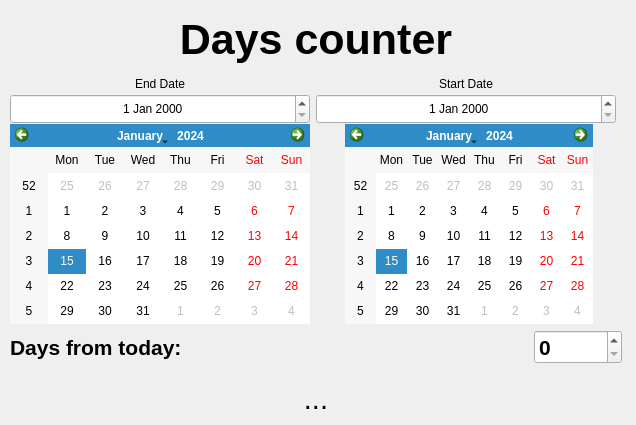
First picture: the form in qounter.ui, repository vicentebolea/qounter, before the edit.
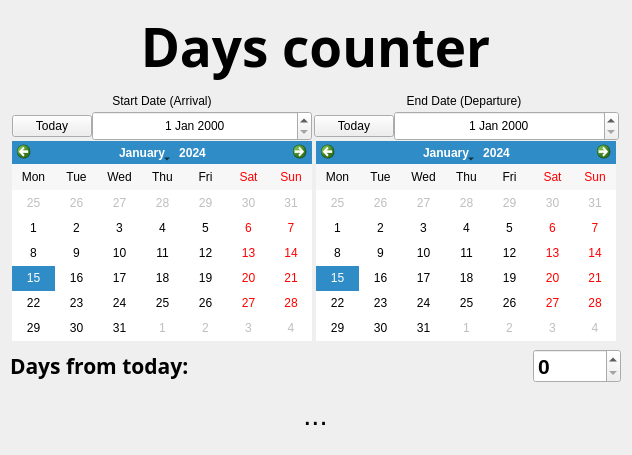
Second picture: the form after the edit.

The edit to the form file:
```diff
--- a/qounter.ui
+++ b/qounter.ui
@@ -6,10 +6,28 @@
    <rect>
     <x>0</x>
     <y>0</y>
-    <width>636</width>
-    <height>425</height>
+    <width>632</width>
+    <height>455</height>
    </rect>
   </property>
+  <property name="sizePolicy">
+   <sizepolicy hsizetype="Fixed" vsizetype="Fixed">
+    <horstretch>0</horstretch>
+    <verstretch>0</verstretch>
+   </sizepolicy>
+  </property>
+  <property name="minimumSize">
+   <size>
+    <width>632</width>
+    <height>455</height>
+   </size>
+  </property>
+  <property name="maximumSize">
+   <size>
+    <width>632</width>
+    <height>451</height>
+   </size>
+  </property>
   <property name="windowTitle">
    <string>Form</string>
   </property>
@@ -18,8 +36,8 @@
     <rect>
      <x>0</x>
      <y>0</y>
-     <width>632</width>
-     <height>438</height>
+     <width>631</width>
+     <height>451</height>
     </rect>
    </property>
    <layout class="QVBoxLayout" name="verticalLayout" stretch="0,0,0,0">
@@ -45,8 +63,10 @@
      <widget class="QLabel" name="title">
       <property name="font">
        <font>
-        <pointsize>32</pointsize>
+        <family>Roboto Mono</family>
+        <pointsize>40</pointsize>
         <weight>75</weight>
+        <italic>false</italic>
         <bold>true</bold>
        </font>
       </property>
@@ -60,6 +80,21 @@
     </item>
     <item>
      <layout class="QHBoxLayout" name="horizontalLayout" stretch="0,0">
+      <property name="spacing">
+       <number>2</number>
+      </property>
+      <property name="leftMargin">
+       <number>2</number>
+      </property>
+      <property name="topMargin">
+       <number>2</number>
+      </property>
+      <property name="rightMargin">
+       <number>2</number>
+      </property>
+      <property name="bottomMargin">
+       <number>2</number>
+      </property>
       <item>
        <layout class="QVBoxLayout" name="verticalLayout_3" stretch="0,0,0">
         <property name="spacing">
@@ -74,17 +109,26 @@
            </size>
           </property>
           <property name="text">
-           <string>End Date</string>
+           <string>Start Date (Arrival)</string>
           </property>
           <property name="alignment">
            <set>Qt::AlignCenter</set>
+          </property>
+         </widget>
+        </item>
+        <item>
+         <layout class="QHBoxLayout" name="horizontalLayout_3">
+          <item>
+           <widget class="QPushButton" name="StartTodayPushButton">
+            <property name="text">
+             <string>Today</string>
           </property>
          </widget>
         </item>
         <item>
          <widget class="QDateEdit" name="StartDateEdit">
           <property name="sizePolicy">
-           <sizepolicy hsizetype="Expanding" vsizetype="Expanding">
+             <sizepolicy hsizetype="Maximum" vsizetype="Expanding">
             <horstretch>1</horstretch>
             <verstretch>0</verstretch>
            </sizepolicy>
@@ -105,21 +149,32 @@
            <set>Qt::AlignCenter</set>
           </property>
          </widget>
+          </item>
+         </layout>
         </item>
         <item>
          <widget class="QCalendarWidget" name="StartCalendar">
           <property name="sizePolicy">
-           <sizepolicy hsizetype="Expanding" vsizetype="Expanding">
+           <sizepolicy hsizetype="Maximum" vsizetype="Expanding">
             <horstretch>0</horstretch>
             <verstretch>0</verstretch>
            </sizepolicy>
           </property>
+          <property name="minimumSize">
+           <size>
+            <width>300</width>
+            <height>200</height>
+           </size>
+          </property>
           <property name="maximumSize">
            <size>
             <width>300</width>
             <height>200</height>
            </size>
           </property>
+          <property name="verticalHeaderFormat">
+           <enum>QCalendarWidget::NoVerticalHeader</enum>
+          </property>
          </widget>
         </item>
        </layout>
@@ -132,7 +187,7 @@
         <item>
          <widget class="QLabel" name="EndLabel">
           <property name="sizePolicy">
-           <sizepolicy hsizetype="Preferred" vsizetype="Expanding">
+           <sizepolicy hsizetype="Preferred" vsizetype="Preferred">
             <horstretch>0</horstretch>
             <verstretch>0</verstretch>
            </sizepolicy>
@@ -144,10 +199,19 @@
            </size>
           </property>
           <property name="text">
-           <string>Start Date</string>
+           <string>End Date (Departure)</string>
           </property>
           <property name="alignment">
            <set>Qt::AlignCenter</set>
+          </property>
+         </widget>
+        </item>
+        <item>
+         <layout class="QHBoxLayout" name="horizontalLayout_5">
+          <item>
+           <widget class="QPushButton" name="EndTodayPushButton">
+            <property name="text">
+             <string>Today</string>
           </property>
          </widget>
         </item>
@@ -176,23 +240,34 @@
           </property>
          </widget>
         </item>
+         </layout>
+        </item>
         <item alignment="Qt::AlignHCenter">
          <widget class="QCalendarWidget" name="EndCalendar">
           <property name="enabled">
            <bool>true</bool>
           </property>
           <property name="sizePolicy">
-           <sizepolicy hsizetype="MinimumExpanding" vsizetype="Expanding">
+           <sizepolicy hsizetype="Maximum" vsizetype="Expanding">
             <horstretch>0</horstretch>
             <verstretch>0</verstretch>
            </sizepolicy>
           </property>
+          <property name="minimumSize">
+           <size>
+            <width>300</width>
+            <height>200</height>
+           </size>
+          </property>
           <property name="maximumSize">
            <size>
             <width>300</width>
             <height>200</height>
            </size>
           </property>
+          <property name="verticalHeaderFormat">
+           <enum>QCalendarWidget::NoVerticalHeader</enum>
+          </property>
          </widget>
         </item>
        </layout>
@@ -214,6 +289,7 @@
         </property>
         <property name="font">
          <font>
+          <family>Roboto Mono</family>
           <pointsize>16</pointsize>
           <weight>75</weight>
           <bold>true</bold>
```
Lines whose indentation alone changed are shown as unchanged.
